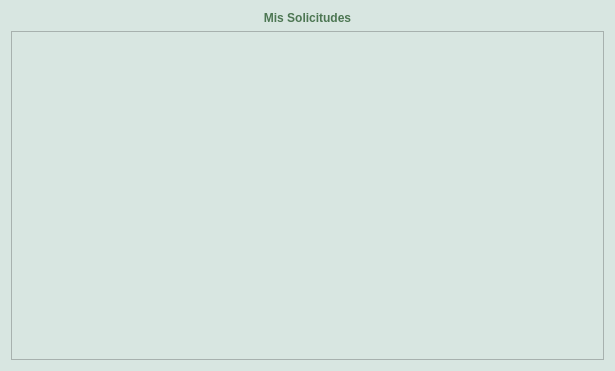
Before: the Qt Designer form client_fva/ui/ui_elements/myrequests.ui in luisza/dfva_client, drawn with Qt 5.
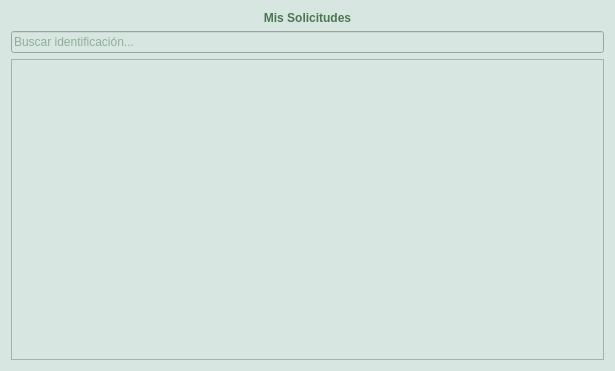
After: the same form once the commit is applied.

Commit message: Add my requests functionality.  Update default tab when device is connected to be signvalidate.  Other improvements and cleaning.

Patch:
```diff
--- a/client_fva/ui/ui_elements/myrequests.ui
+++ b/client_fva/ui/ui_elements/myrequests.ui
@@ -38,7 +38,18 @@
     </widget>
    </item>
    <item>
-    <widget class="QTableView" name="myRequestsTableView"/>
+    <widget class="QLineEdit" name="searchIdentification">
+     <property name="placeholderText">
+      <string>Buscar identificación...</string>
+     </property>
+    </widget>
+   </item>
+   <item>
+    <widget class="QTableWidget" name="myRequests">
+     <property name="sizeAdjustPolicy">
+      <enum>QAbstractScrollArea::AdjustToContents</enum>
+     </property>
+    </widget>
    </item>
   </layout>
  </widget>
```
The commit also changes 8 other files.
